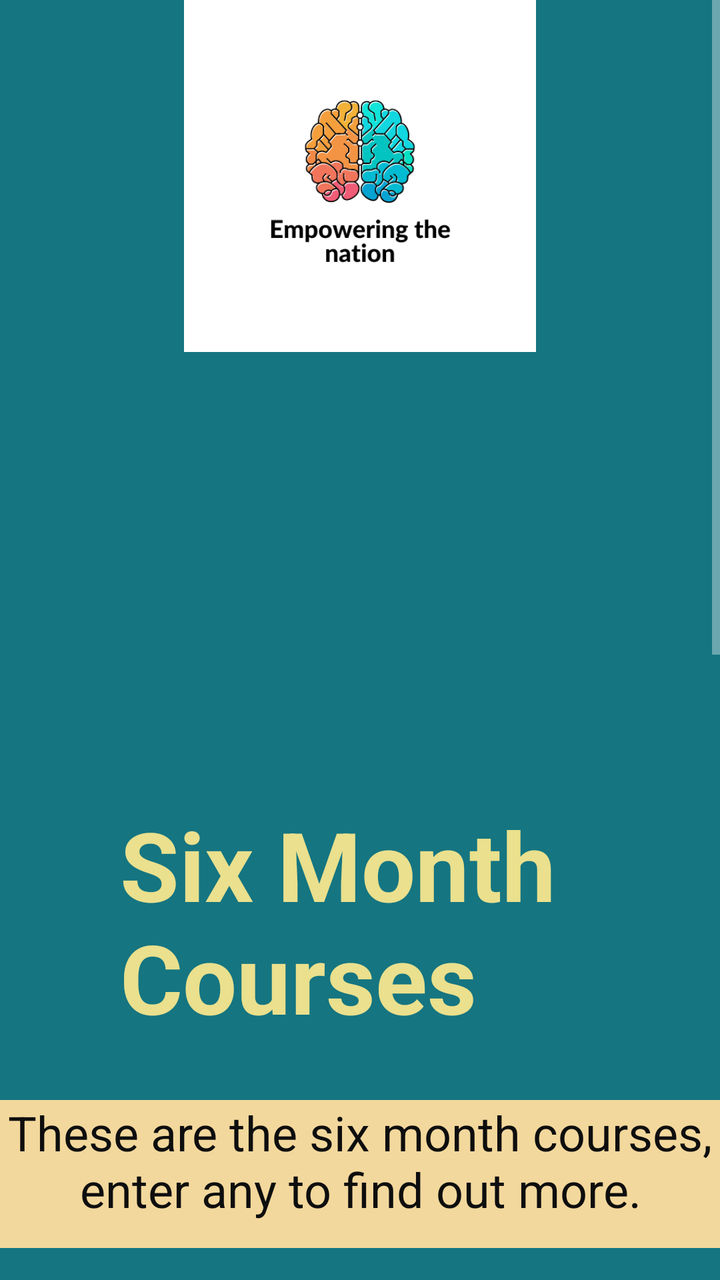
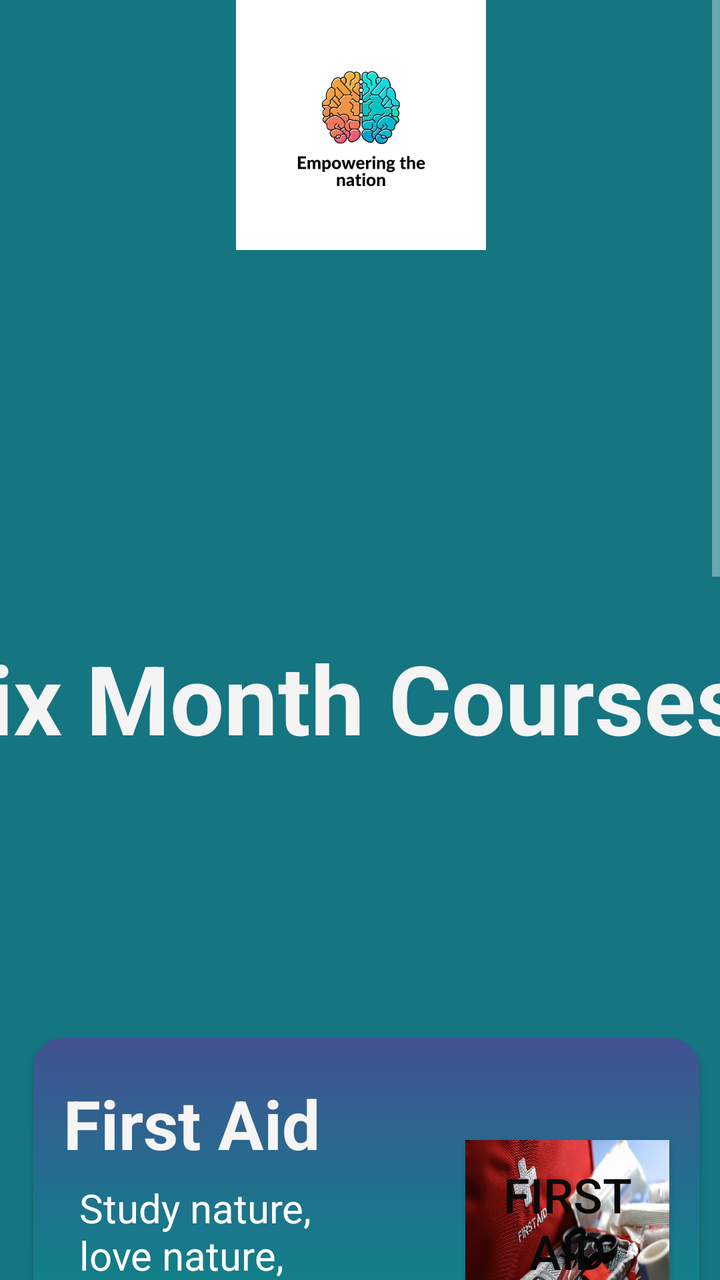

The first picture is an Android layout as it rendered before a commit; the second is the same layout after the commit. The layout source and the unified diff follow.
<!-- AndroidManifest.xml: application theme Theme.AppCompat -->
<!-- res/layout/fragment_six_month_courses.xml -->
<?xml version="1.0" encoding="utf-8"?>
<ScrollView xmlns:android="http://schemas.android.com/apk/res/android"
    xmlns:app="http://schemas.android.com/apk/res-auto"
    xmlns:tools="http://schemas.android.com/tools"
    android:id="@+id/ScrollViewMonths"
    android:layout_width="match_parent"
    android:layout_height="match_parent">

    <FrameLayout
        android:layout_width="match_parent"
        android:layout_height="match_parent"
        android:background="#157581"
        tools:context=".SixMonthCoursesFragment">


        <Button
            android:id="@+id/button"
            android:layout_width="303dp"
            android:layout_height="101dp"
            android:layout_marginLeft="70dp"
            android:layout_marginTop="1150dp"
            android:background="@drawable/img_7273"
            android:text="Life Skills"
            android:textColor="#090909"
            android:textSize="24sp" />

        <Button
            android:id="@+id/button7"
            android:layout_width="303dp"
            android:layout_height="101dp"
            android:layout_marginLeft="70dp"
            android:layout_marginTop="1000dp"
            android:background="@drawable/img_7274"
            android:text="Landscaping"
            android:textColor="#090909"
            android:textSize="24sp" />

        <Button
            android:id="@+id/button8"
            android:layout_width="306dp"
            android:layout_height="101dp"
            android:layout_marginLeft="70dp"
            android:layout_marginTop="700dp"
            android:background="@drawable/img_7279"
            android:text="First Aid"
            android:textColor="#090909"
            android:textSize="24sp" />

        <TextView
            android:id="@+id/textView"
            android:layout_width="335dp"
            android:layout_height="139dp"
            android:layout_marginLeft="60dp"
            android:layout_marginTop="400dp"
            android:background="#157581"
            android:text="Six Month Courses"
            android:textColor="#EAE08D"
            android:textSize="48sp"
            android:textStyle="bold" />

        <Button
            android:id="@+id/button9"
            android:layout_width="303dp"
            android:layout_height="101dp"
            android:layout_marginLeft="70dp"
            android:layout_marginTop="850dp"
            android:background="@drawable/img_7272"
            android:text="Sewing"
            android:textColor="#090909"
            android:textSize="24sp" />


        <ImageView
            android:id="@+id/imageView"
            android:layout_width="match_parent"
            android:layout_height="176dp"
            app:srcCompat="@drawable/thumbnail_img_7280" />

        <TextView
            android:id="@+id/textView2"
            android:layout_width="match_parent"
            android:layout_height="74dp"
            android:layout_marginTop="550dp"
            android:background="#f3d89d"
            android:text="These are the six month courses, enter any to find out more."
            android:textAlignment="center"
            android:textColor="#0E0E0E"
            android:textSize="24sp" />


    </FrameLayout>
</ScrollView>
<!-- resources referenced by this layout -->
<resources>
  <!-- drawable img_7272: jpeg bitmap (drawable, 145504 bytes) -->
  <!-- drawable img_7273: jpeg bitmap (drawable, 78334 bytes) -->
  <!-- drawable img_7274: jpeg bitmap (drawable, 847390 bytes) -->
  <!-- drawable img_7279: jpeg bitmap (drawable, 172258 bytes) -->
  <!-- drawable thumbnail_img_7280: jpg bitmap (drawable, 73812 bytes) -->
</resources>

<!-- the commit's change to res/layout/fragment_six_month_courses.xml (unified diff, before → after) -->
@@ -9,84 +9,343 @@
     <FrameLayout
         android:layout_width="match_parent"
         android:layout_height="match_parent"
-        android:background="#157581"
-        tools:context=".SixMonthCoursesFragment">
-
-
-        <Button
-            android:id="@+id/button"
-            android:layout_width="303dp"
-            android:layout_height="101dp"
-            android:layout_marginLeft="70dp"
-            android:layout_marginTop="1150dp"
-            android:background="@drawable/img_7273"
-            android:text="Life Skills"
-            android:textColor="#090909"
-            android:textSize="24sp" />
-
-        <Button
-            android:id="@+id/button7"
-            android:layout_width="303dp"
-            android:layout_height="101dp"
-            android:layout_marginLeft="70dp"
-            android:layout_marginTop="1000dp"
-            android:background="@drawable/img_7274"
-            android:text="Landscaping"
-            android:textColor="#090909"
-            android:textSize="24sp" />
-
-        <Button
-            android:id="@+id/button8"
-            android:layout_width="306dp"
-            android:layout_height="101dp"
-            android:layout_marginLeft="70dp"
-            android:layout_marginTop="700dp"
-            android:background="@drawable/img_7279"
-            android:text="First Aid"
-            android:textColor="#090909"
-            android:textSize="24sp" />
-
-        <TextView
-            android:id="@+id/textView"
-            android:layout_width="335dp"
-            android:layout_height="139dp"
-            android:layout_marginLeft="60dp"
-            android:layout_marginTop="400dp"
+        android:background="#157581">
+
+        <androidx.constraintlayout.widget.ConstraintLayout
+            android:layout_width="match_parent"
+            android:layout_height="1420dp"
             android:background="#157581"
-            android:text="Six Month Courses"
-            android:textColor="#EAE08D"
-            android:textSize="48sp"
-            android:textStyle="bold" />
-
-        <Button
-            android:id="@+id/button9"
-            android:layout_width="303dp"
-            android:layout_height="101dp"
-            android:layout_marginLeft="70dp"
-            android:layout_marginTop="850dp"
-            android:background="@drawable/img_7272"
-            android:text="Sewing"
-            android:textColor="#090909"
-            android:textSize="24sp" />
-
-
-        <ImageView
-            android:id="@+id/imageView"
-            android:layout_width="match_parent"
-            android:layout_height="176dp"
-            app:srcCompat="@drawable/thumbnail_img_7280" />
-
-        <TextView
-            android:id="@+id/textView2"
-            android:layout_width="match_parent"
-            android:layout_height="74dp"
-            android:layout_marginTop="550dp"
-            android:background="#f3d89d"
-            android:text="These are the six month courses, enter any to find out more."
-            android:textAlignment="center"
-            android:textColor="#0E0E0E"
-            android:textSize="24sp" />
-
-
+            tools:context=".SixMonthCoursesFragment">
+
+
+            <TextView
+                android:id="@+id/textView"
+                android:layout_width="413dp"
+                android:layout_height="122dp"
+                android:background="#157581"
+                android:text="Six Month Courses"
+                android:textColor="#F4F4F4"
+                android:textSize="48sp"
+                android:textStyle="bold"
+                app:layout_constraintBottom_toBottomOf="parent"
+                app:layout_constraintEnd_toEndOf="parent"
+                app:layout_constraintHorizontal_bias="0.683"
+                app:layout_constraintStart_toStartOf="parent"
+                app:layout_constraintTop_toTopOf="parent"
+                app:layout_constraintVertical_bias="0.244" />
+
+            <ImageView
+                android:id="@+id/imageView"
+                android:layout_width="427dp"
+                android:layout_height="125dp"
+                app:layout_constraintEnd_toEndOf="parent"
+                app:layout_constraintStart_toStartOf="parent"
+                app:layout_constraintTop_toTopOf="parent"
+                app:srcCompat="@drawable/thumbnail_img_7280" />
+
+
+            <androidx.cardview.widget.CardView
+                android:id="@+id/cardView"
+                android:layout_width="333dp"
+                android:layout_height="157dp"
+                app:cardCornerRadius="15dp"
+                app:cardPreventCornerOverlap="true"
+                app:layout_constraintBottom_toBottomOf="parent"
+                app:layout_constraintEnd_toEndOf="parent"
+                app:layout_constraintHorizontal_bias="0.636"
+                app:layout_constraintStart_toStartOf="parent"
+                app:layout_constraintTop_toTopOf="parent"
+                app:layout_constraintVertical_bias="0.792">
+
+
+                <RelativeLayout
+                    android:id="@+id/relativeLayout"
+                    android:layout_width="match_parent"
+                    android:layout_height="match_parent"
+                    android:background="@drawable/grasient_drawable"
+                    android:minHeight="100dp"
+                    android:padding="10dp"
+                    app:layout_constraintEnd_toEndOf="@+id/cardView"
+                    app:layout_constraintStart_toStartOf="@+id/cardView"
+                    app:layout_constraintTop_toTopOf="@+id/cardView">
+
+                    <TextView
+                        android:id="@+id/textViewSub1Title"
+                        android:layout_width="270dp"
+                        android:layout_height="70dp"
+                        android:layout_alignParentStart="true"
+                        android:layout_alignParentEnd="true"
+                        android:layout_marginStart="5dp"
+                        android:layout_marginEnd="107dp"
+                        android:text="Life Skills"
+                        android:textColor="#F6F4F4"
+                        android:textSize="34sp"
+                        android:textStyle="bold" />
+
+                    <TextView
+                        android:layout_width="168dp"
+                        android:layout_height="83dp"
+                        android:layout_below="@id/textViewSub1Title"
+                        android:layout_alignParentStart="true"
+                        android:layout_alignParentEnd="true"
+                        android:layout_alignParentBottom="true"
+                        android:layout_marginStart="4dp"
+                        android:layout_marginTop="-7dp"
+                        android:layout_marginEnd="151dp"
+                        android:layout_marginBottom="0dp"
+                        android:text="Study nature, love nature,\nclose to nature"
+                        android:textColor="#FFFFFF"
+                        android:textSize="20sp" />
+
+                    <Button
+                        android:id="@+id/button"
+                        android:layout_width="112dp"
+                        android:layout_height="104dp"
+                        android:layout_alignParentStart="true"
+                        android:layout_alignParentTop="true"
+                        android:layout_alignParentEnd="true"
+                        android:layout_alignParentBottom="true"
+                        android:layout_marginStart="210dp"
+                        android:layout_marginTop="28dp"
+                        android:layout_marginEnd="1dp"
+                        android:layout_marginBottom="15dp"
+                        android:background="@drawable/img_7273"
+                        android:text="Life Skills"
+                        android:textColor="#090909"
+                        android:textSize="24sp" />
+
+                </RelativeLayout>
+
+
+            </androidx.cardview.widget.CardView>
+
+            <androidx.cardview.widget.CardView
+                android:id="@+id/cardView2"
+                android:layout_width="333dp"
+                android:layout_height="157dp"
+                app:cardCornerRadius="15dp"
+                app:cardPreventCornerOverlap="true"
+                app:layout_constraintBottom_toBottomOf="parent"
+                app:layout_constraintEnd_toEndOf="parent"
+                app:layout_constraintHorizontal_bias="0.627"
+                app:layout_constraintStart_toStartOf="parent"
+                app:layout_constraintTop_toTopOf="parent"
+                app:layout_constraintVertical_bias="0.607">
+
+                <RelativeLayout
+                    android:id="@+id/relativeLayout2"
+                    android:layout_width="match_parent"
+                    android:layout_height="match_parent"
+                    android:background="@drawable/grasient_drawable"
+                    android:minHeight="100dp"
+                    android:padding="10dp"
+                    app:layout_constraintEnd_toEndOf="@+id/cardView2"
+                    app:layout_constraintStart_toStartOf="@+id/cardView2"
+                    app:layout_constraintTop_toTopOf="@+id/cardView">
+
+                    <TextView
+                        android:id="@+id/textViewSub1Title2"
+                        android:layout_width="246dp"
+                        android:layout_height="64dp"
+                        android:layout_alignParentStart="true"
+                        android:layout_alignParentEnd="true"
+                        android:layout_marginStart="5dp"
+                        android:layout_marginEnd="145dp"
+                        android:text="Sewing"
+                        android:textColor="#F6F4F4"
+                        android:textSize="34sp"
+                        android:textStyle="bold" />
+
+                    <TextView
+                        android:layout_width="150dp"
+                        android:layout_height="99dp"
+                        android:layout_below="@id/textViewSub1Title2"
+                        android:layout_alignParentStart="true"
+                        android:layout_alignParentEnd="true"
+                        android:layout_alignParentBottom="true"
+                        android:layout_marginStart="8dp"
+                        android:layout_marginTop="0dp"
+                        android:layout_marginEnd="160dp"
+                        android:layout_marginBottom="0dp"
+                        android:text="Study nature, love nature,\nclose to nature"
+                        android:textColor="#FFFFFF"
+                        android:textSize="20sp" />
+
+                    <Button
+                        android:id="@+id/button9"
+                        android:layout_width="106dp"
+                        android:layout_height="104dp"
+                        android:layout_alignParentTop="true"
+                        android:layout_alignParentEnd="true"
+                        android:layout_alignParentBottom="true"
+                        android:layout_marginTop="33dp"
+                        android:layout_marginEnd="10dp"
+                        android:layout_marginBottom="10dp"
+                        android:background="@drawable/img_7272"
+                        android:text="Sewing"
+                        android:textColor="#090909"
+                        android:textSize="24sp" />
+
+
+                </RelativeLayout>
+
+
+            </androidx.cardview.widget.CardView>
+
+            <androidx.cardview.widget.CardView
+                android:id="@+id/cardView3"
+                android:layout_width="333dp"
+                android:layout_height="157dp"
+                app:cardCornerRadius="15dp"
+                app:cardPreventCornerOverlap="true"
+                app:layout_constraintBottom_toBottomOf="parent"
+                app:layout_constraintEnd_toEndOf="parent"
+                app:layout_constraintHorizontal_bias="0.62"
+                app:layout_constraintStart_toStartOf="parent"
+                app:layout_constraintTop_toTopOf="parent"
+                app:layout_constraintVertical_bias="0.411">
+
+                <RelativeLayout
+                    android:id="@+id/relativeLayout3"
+                    android:layout_width="match_parent"
+                    android:layout_height="match_parent"
+                    android:background="@drawable/grasient_drawable"
+                    android:minHeight="100dp"
+                    android:padding="10dp"
+                    app:layout_constraintEnd_toEndOf="@+id/cardView3"
+                    app:layout_constraintStart_toStartOf="@+id/cardView3"
+                    app:layout_constraintTop_toTopOf="@+id/cardView3">
+
+                    <TextView
+                        android:id="@+id/textViewSub1Title3"
+                        android:layout_width="249dp"
+                        android:layout_height="68dp"
+                        android:layout_alignParentStart="true"
+                        android:layout_alignParentTop="true"
+                        android:layout_alignParentEnd="true"
+                        android:layout_marginStart="5dp"
+                        android:layout_marginTop="10dp"
+                        android:layout_marginEnd="138dp"
+                        android:text="First Aid"
+                        android:textColor="#F6F4F4"
+                        android:textSize="34sp"
+                        android:textStyle="bold" />
+
+                    <TextView
+                        android:layout_width="156dp"
+                        android:layout_height="86dp"
+                        android:layout_below="@id/textViewSub1Title3"
+                        android:layout_alignParentStart="true"
+                        android:layout_alignParentEnd="true"
+                        android:layout_alignParentBottom="true"
+                        android:layout_marginStart="13dp"
+                        android:layout_marginTop="-17dp"
+                        android:layout_marginEnd="154dp"
+                        android:layout_marginBottom="0dp"
+                        android:text="Study nature, love nature,\nclose to nature"
+                        android:textColor="#FFFFFF"
+                        android:textSize="20sp" />
+
+                    <Button
+                        android:id="@+id/button8"
+                        android:layout_width="112dp"
+                        android:layout_height="93dp"
+                        android:layout_alignParentStart="true"
+                        android:layout_alignParentTop="true"
+                        android:layout_alignParentEnd="true"
+                        android:layout_alignParentBottom="true"
+                        android:layout_marginStart="206dp"
+                        android:layout_marginTop="41dp"
+                        android:layout_marginEnd="5dp"
+                        android:layout_marginBottom="13dp"
+                        android:background="@drawable/img_7279"
+                        android:text="First Aid"
+                        android:textColor="#090909"
+                        android:textSize="24sp" />
+
+
+                </RelativeLayout>
+
+
+            </androidx.cardview.widget.CardView>
+
+
+            <androidx.cardview.widget.CardView
+                android:id="@+id/cardView4"
+                android:layout_width="333dp"
+                android:layout_height="157dp"
+                app:cardCornerRadius="15dp"
+                app:cardPreventCornerOverlap="true"
+                app:layout_constraintBottom_toBottomOf="parent"
+                app:layout_constraintEnd_toEndOf="parent"
+                app:layout_constraintHorizontal_bias="0.655"
+                app:layout_constraintStart_toStartOf="parent"
+                app:layout_constraintTop_toTopOf="parent"
+                app:layout_constraintVertical_bias="0.97">
+
+                <RelativeLayout
+                    android:id="@+id/relativeLayout4"
+                    android:layout_width="match_parent"
+                    android:layout_height="match_parent"
+                    android:background="@drawable/grasient_drawable"
+                    android:minHeight="100dp"
+                    android:padding="10dp"
+                    app:layout_constraintEnd_toEndOf="@+id/cardView4"
+                    app:layout_constraintStart_toStartOf="@+id/cardView4"
+                    app:layout_constraintTop_toTopOf="@+id/cardView">
+
+                    <TextView
+                        android:id="@+id/textViewSub1Title4"
+                        android:layout_width="229dp"
+                        android:layout_height="60dp"
+                        android:layout_alignParentStart="true"
+                        android:layout_alignParentEnd="true"
+                        android:layout_marginStart="5dp"
+                        android:layout_marginEnd="89dp"
+                        android:text="Landscaping"
+                        android:textColor="#F6F4F4"
+                        android:textSize="34sp"
+                        android:textStyle="bold" />
+
+                    <TextView
+                        android:layout_width="211dp"
+                        android:layout_height="91dp"
+                        android:layout_below="@id/textViewSub1Title4"
+                        android:layout_alignParentStart="true"
+                        android:layout_alignParentEnd="true"
+                        android:layout_alignParentBottom="true"
+                        android:layout_marginStart="4dp"
+                        android:layout_marginTop="-6dp"
+                        android:layout_marginEnd="108dp"
+                        android:layout_marginBottom="0dp"
+                        android:text="Study nature, love nature,\nclose to nature"
+                        android:textColor="#FFFFFF"
+                        android:textSize="20sp" />
+
+                    <Button
+                        android:id="@+id/button7"
+                        android:layout_width="104dp"
+                        android:layout_height="79dp"
+                        android:layout_alignParentStart="true"
+                        android:layout_alignParentTop="true"
+                        android:layout_alignParentEnd="true"
+                        android:layout_alignParentBottom="true"
+                        android:layout_marginStart="219dp"
+                        android:layout_marginTop="44dp"
+                        android:layout_marginEnd="0dp"
+                        android:layout_marginBottom="24dp"
+                        android:background="@drawable/img_7274"
+                        android:text="Landscaping"
+                        android:textColor="#090909"
+                        android:textSize="24sp" />
+
+
+                </RelativeLayout>
+
+
+            </androidx.cardview.widget.CardView>
+
+
+        </androidx.constraintlayout.widget.ConstraintLayout>
     </FrameLayout>
 </ScrollView>
<!-- resource entries referenced after the edit -->
@@ -1,5 +1,18 @@
 <!-- resources referenced by this layout -->
 <resources>
+  <!-- drawable grasient_drawable (drawable) -->
+  <?xml version="1.0" encoding="utf-8"?>
+  <shape
+      android:shape = "rectangle"
+      xmlns:android = "http://schemas.android.com/apk/res/android" >
+  
+      <gradient
+          android:startColor = "#068b86"
+          android:centerColor = "#1f728d"
+          android:endColor = "#435193"
+          android:angle = "90"
+          android:type = "linear" />
+  </shape>
   <!-- drawable img_7272: jpeg bitmap (drawable, 145504 bytes) -->
   <!-- drawable img_7273: jpeg bitmap (drawable, 78334 bytes) -->
   <!-- drawable img_7274: jpeg bitmap (drawable, 847390 bytes) -->
